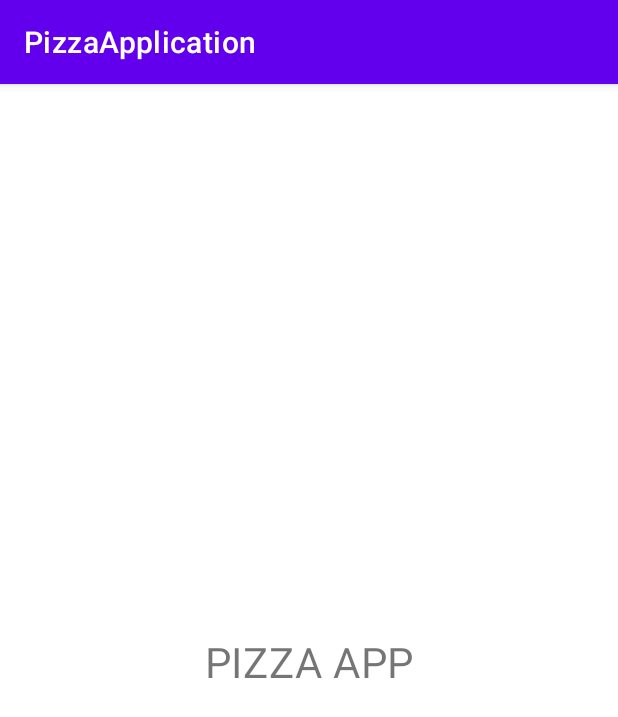
After one commit to SametMohamedRayen/TP1-SametMohamedRayen-PizzaApp, an Android app: the SplashActivity screen opened directly, with no data from a screen before it, on a phone screen of 412 x 824 dp. The commit adds this screen. Shown: the top 717 px of the screen. Run offline under Robolectric (Android 15) with nearby library versions, the phone set to English and light mode, and no system bars.

Commit message:
SplashScreen + SMS

```diff
--- /dev/null
+++ b/app/src/main/java/com/gl4/pizzaapplication/SplashActivity.kt
@@ -0,0 +1,20 @@
+package com.gl4.pizzaapplication
+
+import android.content.Intent
+import androidx.appcompat.app.AppCompatActivity
+import android.os.Bundle
+import java.util.*
+
+class SplashActivity : AppCompatActivity() {
+    override fun onCreate(savedInstanceState: Bundle?) {
+        super.onCreate(savedInstanceState)
+        setContentView(R.layout.activity_splash)
+
+        Timer().schedule(object : TimerTask() {
+            override fun run() {
+                val intent = Intent(this@SplashActivity, MainActivity::class.java)
+                startActivity(intent)
+            }
+        }, 5000)
+    }
+}
--- /dev/null
+++ b/app/src/main/res/layout/activity_splash.xml
@@ -0,0 +1,20 @@
+<?xml version="1.0" encoding="utf-8"?>
+<androidx.constraintlayout.widget.ConstraintLayout xmlns:android="http://schemas.android.com/apk/res/android"
+    xmlns:app="http://schemas.android.com/apk/res-auto"
+    xmlns:tools="http://schemas.android.com/tools"
+    android:layout_width="match_parent"
+    android:layout_height="match_parent"
+    tools:context=".SplashActivity">
+
+    <TextView
+        android:id="@+id/textView"
+        android:layout_width="wrap_content"
+        android:layout_height="wrap_content"
+        android:scaleX="2"
+        android:scaleY="2"
+        android:text="PIZZA APP"
+        app:layout_constraintBottom_toBottomOf="parent"
+        app:layout_constraintEnd_toEndOf="parent"
+        app:layout_constraintStart_toStartOf="parent"
+        app:layout_constraintTop_toTopOf="parent" />
+</androidx.constraintlayout.widget.ConstraintLayout>
```
Also changed, not shown: app/src/main/AndroidManifest.xml (+7 -0 lines), app/src/main/java/com/gl4/pizzaapplication/MainActivity.kt (+57 -0 lines).
